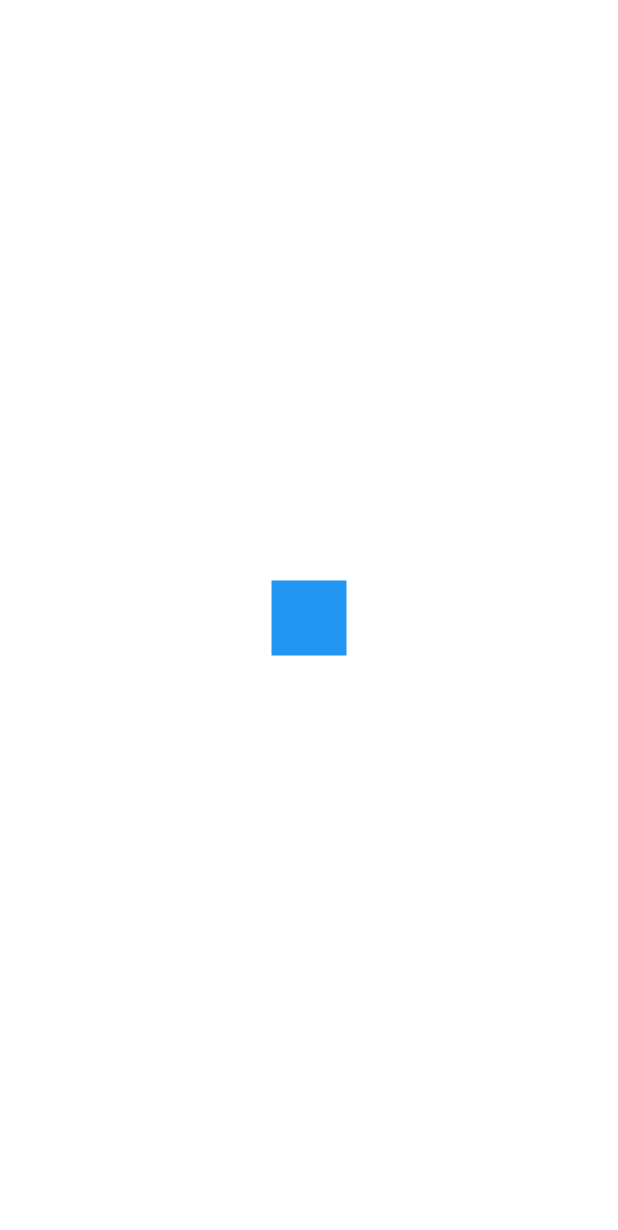
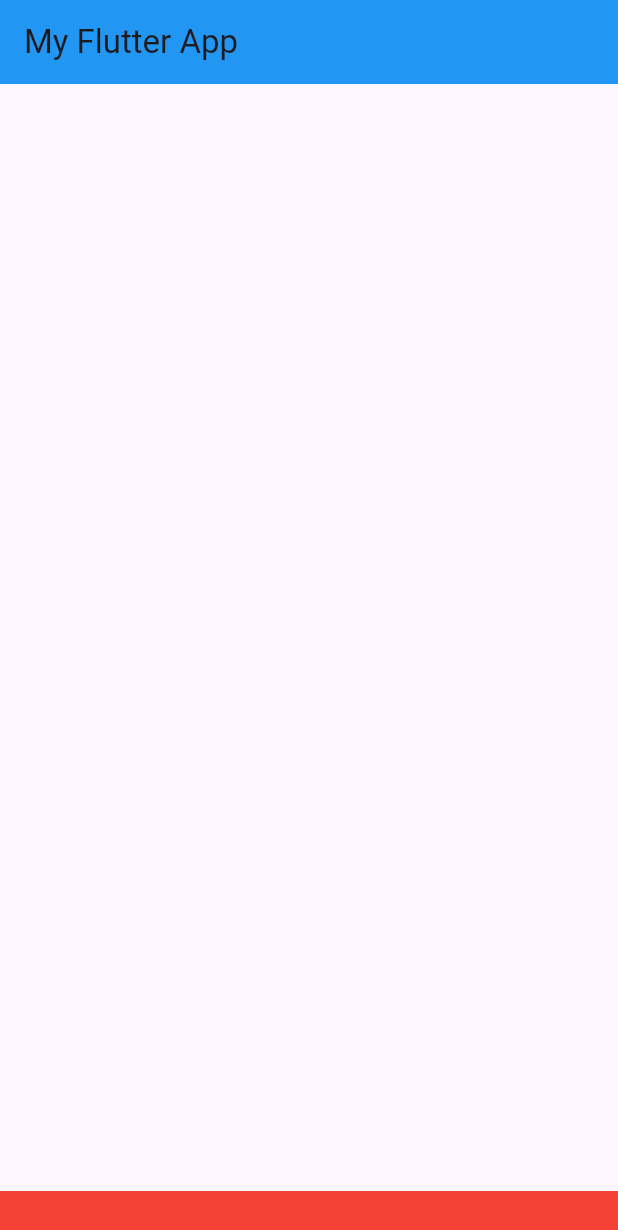
Before and after one commit to doriver/longTimeAgo, a Flutter app: the screen it shows after launch, on a phone screen of 412 x 824 dp. Shown: the top 1230 px of the screen. Run offline on Flutter 3.47's test engine with Material 3 defaults, Android fonts, the phone set to English and light mode, and no system bars.

Commit message:
Scaffold()위젯 : 상단 중단 하단 으로 나눠줌

```diff
--- a/lib/main.dart
+++ b/lib/main.dart
@@ -10,8 +10,10 @@ class MyApp extends StatelessWidget {
   Widget build(BuildContext context) {
 
     return MaterialApp(
-      home: Center(
-        child: Container( width: 50, height: 50, color: Colors.blue)
+      home: Scaffold(
+        appBar: AppBar( backgroundColor: Colors.blue, title: Text('My Flutter App') ),
+        body: Container(),
+        bottomNavigationBar: BottomAppBar( color: Colors.red , height: 30.0),
       )
     );
   }
```
